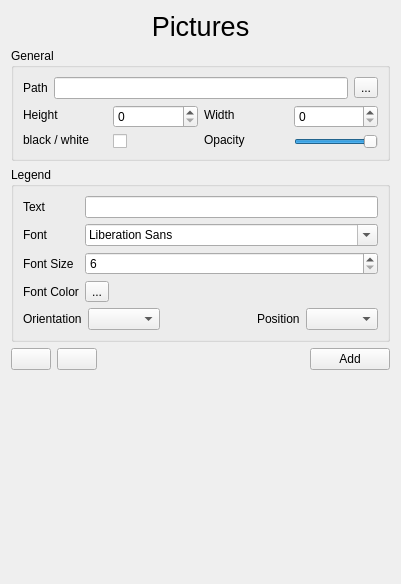
Qt form sources/Forms/formpictures.ui (jose94752/ClipEdit) before a commit.
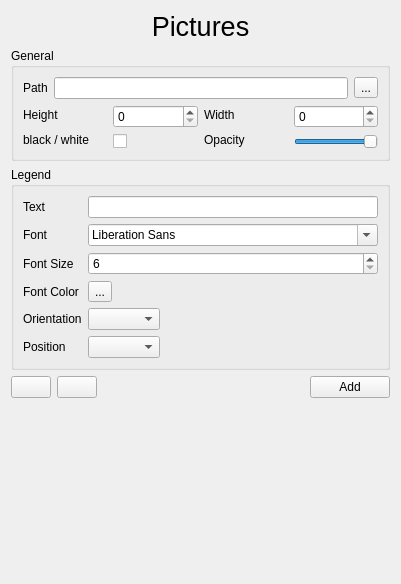
The same form after that commit. Icons and pictures are not drawn. Custom widgets are drawn as their Qt base class.

Commit message: Update translation, fix charts and pictures form

The edit to the form file:
```diff
--- a/sources/Forms/formpictures.ui
+++ b/sources/Forms/formpictures.ui
@@ -177,81 +177,98 @@
       <item row="0" column="1">
        <widget class="QLineEdit" name="lineEdit_lg_txt"/>
       </item>
-      <item row="1" column="0">
+      <item row="2" column="0">
        <widget class="QLabel" name="label_13">
         <property name="text">
          <string>Font</string>
         </property>
        </widget>
       </item>
-      <item row="3" column="0">
+      <item row="2" column="1">
+       <widget class="QFontComboBox" name="fontComboBox_lg_font"/>
+      </item>
+      <item row="4" column="0">
        <widget class="QLabel" name="label_11">
         <property name="text">
          <string>Font Size</string>
         </property>
        </widget>
       </item>
-      <item row="4" column="0">
+      <item row="5" column="0">
        <widget class="QLabel" name="label_7">
         <property name="text">
          <string>Font Color</string>
         </property>
        </widget>
       </item>
-      <item row="6" column="0" colspan="2">
-       <layout class="QHBoxLayout" name="horizontalLayout_5">
-        <item>
-         <widget class="QLabel" name="label_9">
-          <property name="text">
-           <string>Orientation</string>
-          </property>
-         </widget>
-        </item>
-        <item>
-         <widget class="QComboBox" name="comboBox_lg_or"/>
-        </item>
-        <item>
-         <spacer name="horizontalSpacer">
-          <property name="orientation">
-           <enum>Qt::Horizontal</enum>
-          </property>
-          <property name="sizeHint" stdset="0">
-           <size>
-            <width>18</width>
-            <height>18</height>
-           </size>
-          </property>
-         </spacer>
-        </item>
-        <item>
-         <widget class="QLabel" name="label_8">
-          <property name="text">
-           <string>Position</string>
-          </property>
-         </widget>
-        </item>
-        <item>
-         <widget class="QComboBox" name="comboBox_lg_pos"/>
-        </item>
-       </layout>
+      <item row="7" column="0">
+       <widget class="QLabel" name="label_9">
+        <property name="text">
+         <string>Orientation</string>
+        </property>
+       </widget>
       </item>
-      <item row="1" column="1">
-       <widget class="QFontComboBox" name="fontComboBox_lg_font"/>
-      </item>
-      <item row="3" column="1">
+      <item row="4" column="1">
        <widget class="QSpinBox" name="spinBox_lg_size">
         <property name="minimum">
          <number>6</number>
         </property>
        </widget>
       </item>
-      <item row="4" column="1">
+      <item row="5" column="1">
        <widget class="ColorButton" name="toolButton_color">
         <property name="text">
          <string>...</string>
         </property>
        </widget>
       </item>
+      <item row="7" column="1">
+       <layout class="QHBoxLayout" name="horizontalLayout">
+        <item>
+         <widget class="QComboBox" name="comboBox_lg_or"/>
+        </item>
+        <item>
+         <spacer name="horizontalSpacer">
+          <property name="orientation">
+           <enum>Qt::Horizontal</enum>
+          </property>
+          <property name="sizeHint" stdset="0">
+           <size>
+            <width>40</width>
+            <height>20</height>
+           </size>
+          </property>
+         </spacer>
+        </item>
+       </layout>
+      </item>
+      <item row="8" column="1">
+       <layout class="QHBoxLayout" name="horizontalLayout_5">
+        <item>
+         <widget class="QComboBox" name="comboBox_lg_pos"/>
+        </item>
+        <item>
+         <spacer name="horizontalSpacer_3">
+          <property name="orientation">
+           <enum>Qt::Horizontal</enum>
+          </property>
+          <property name="sizeHint" stdset="0">
+           <size>
+            <width>40</width>
+            <height>20</height>
+           </size>
+          </property>
+         </spacer>
+        </item>
+       </layout>
+      </item>
+      <item row="8" column="0">
+       <widget class="QLabel" name="label_8">
+        <property name="text">
+         <string>Position</string>
+        </property>
+       </widget>
+      </item>
      </layout>
     </widget>
    </item>
```
